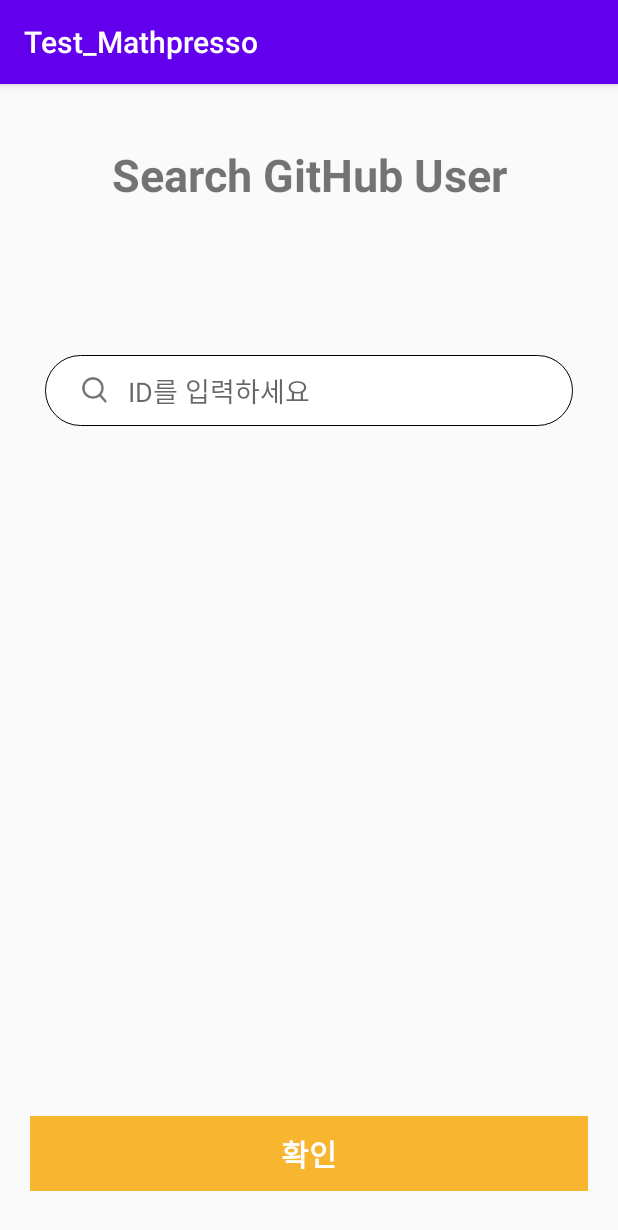
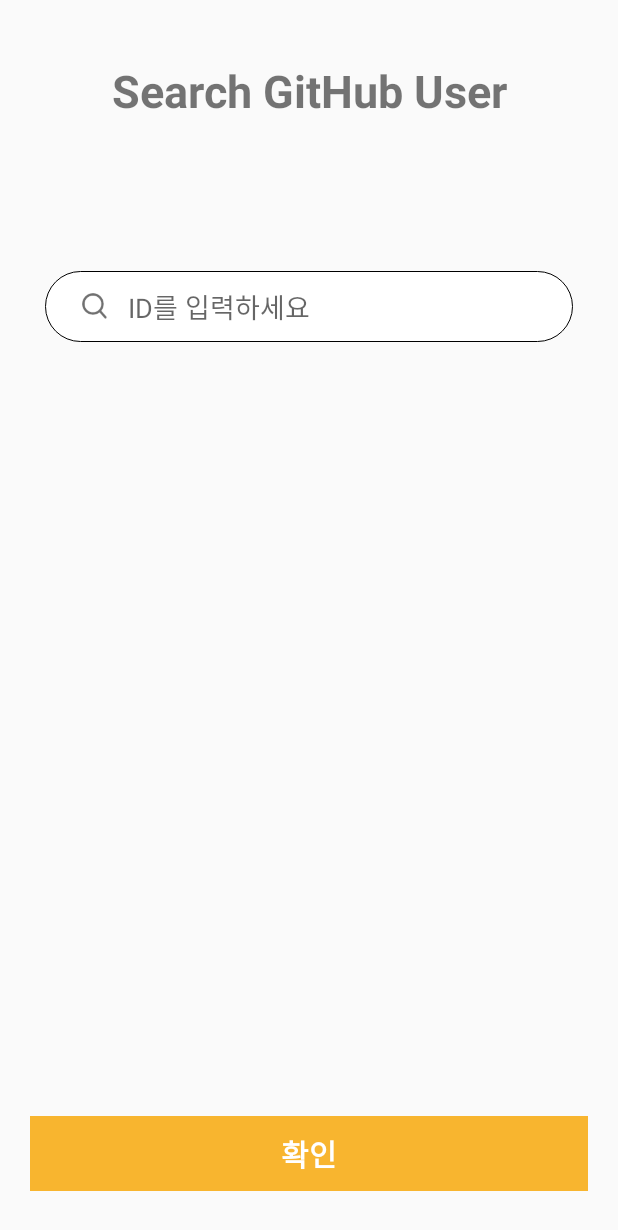
Before and after one commit to songkyunghee/mvp_github_api_example, an Android app: the screen it shows after launch (SearchActivity), on a phone screen of 412 x 824 dp. Shown: the top 1230 px of the screen. Run offline under Robolectric (Android 15) with nearby library versions, the phone set to English and light mode, and no system bars.

Commit message:
package classification

```diff
--- a/app/src/main/AndroidManifest.xml
+++ b/app/src/main/AndroidManifest.xml
@@ -11,14 +11,14 @@
         android:roundIcon="@mipmap/ic_launcher_round"
         android:supportsRtl="true"
         android:theme="@style/AppTheme">
-        <activity android:name=".SearchActivity">
+        <activity android:name=".ui.SearchActivity">
             <intent-filter>
                 <action android:name="android.intent.action.MAIN" />
 
                 <category android:name="android.intent.category.LAUNCHER" />
             </intent-filter>
         </activity>
-        <activity android:name=".ProfileActivity">
+        <activity android:name=".ui.ProfileActivity">
 
         </activity>
     </application>
--- a/app/src/main/java/com/kyunghee/test_mathpresso/GithubResponse.kt
+++ b/app/src/main/java/com/kyunghee/test_mathpresso/model/GithubResponse.kt
@@ -1,9 +1,8 @@
-package com.kyunghee.test_mathpresso
+package com.kyunghee.test_mathpresso.model
 
 import com.google.gson.annotations.SerializedName
 
 data class GithubResponse (
     @SerializedName("login") val login: String,
-   // @SerializedName("id") val id: String,
     @SerializedName("avatar_url") val avatar_url: String
 )
--- a/app/src/main/java/com/kyunghee/test_mathpresso/ViewPresenter.kt
+++ b/app/src/main/java/com/kyunghee/test_mathpresso/presenter/ViewPresenter.kt
@@ -1,4 +1,6 @@
-package com.kyunghee.test_mathpresso
+package com.kyunghee.test_mathpresso.presenter
+
+import com.kyunghee.test_mathpresso.model.GithubResponse
 
 interface ViewPresenter {
 
--- a/app/src/main/java/com/kyunghee/test_mathpresso/SearchActivity.kt
+++ b/app/src/main/java/com/kyunghee/test_mathpresso/ui/SearchActivity.kt
@@ -1,9 +1,10 @@
-package com.kyunghee.test_mathpresso
+package com.kyunghee.test_mathpresso.ui
 
 import android.content.Intent
 import androidx.appcompat.app.AppCompatActivity
 import android.os.Bundle
 import android.widget.EditText
+import com.kyunghee.test_mathpresso.R
 import kotlinx.android.synthetic.main.activity_search.*
 
 class SearchActivity : AppCompatActivity() {
--- a/app/src/main/res/layout/activity_profile.xml
+++ b/app/src/main/res/layout/activity_profile.xml
@@ -6,7 +6,7 @@
     android:layout_width="match_parent"
     android:layout_height="match_parent"
     android:background="@color/orange"
-    tools:context=".ProfileActivity">
+    tools:context=".ui.ProfileActivity">
 
 
    <ImageView
--- a/app/src/main/res/layout/activity_search.xml
+++ b/app/src/main/res/layout/activity_search.xml
@@ -5,7 +5,7 @@
     xmlns:tools="http://schemas.android.com/tools"
     android:layout_width="match_parent"
     android:layout_height="match_parent"
-    tools:context=".SearchActivity">
+    tools:context=".ui.SearchActivity">
 
     <TextView
         android:id="@+id/txt_search_user"
--- a/app/src/main/res/values/styles.xml
+++ b/app/src/main/res/values/styles.xml
@@ -1,7 +1,7 @@
 <resources>
 
     <!-- Base application theme. -->
-    <style name="AppTheme" parent="Theme.AppCompat.Light.DarkActionBar">
+    <style name="AppTheme" parent="Theme.AppCompat.Light.NoActionBar">
         <!-- Customize your theme here. -->
         <item name="colorPrimary">@color/colorPrimary</item>
         <item name="colorPrimaryDark">@color/colorPrimaryDark</item>
```
Also changed, not shown: app/src/main/java/com/kyunghee/test_mathpresso/network/GithubApi.kt (renamed from app/src/main/java/com/kyunghee/test_mathpresso/GithubApi.kt, +3 -4 lines), app/src/main/java/com/kyunghee/test_mathpresso/network/RetrofitService.kt (renamed from app/src/main/java/com/kyunghee/test_mathpresso/RetrofitService.kt, +6 -4 lines), app/src/main/java/com/kyunghee/test_mathpresso/ui/ProfileActivity.kt (renamed from app/src/main/java/com/kyunghee/test_mathpresso/ProfileActivity.kt, +9 -5 lines).
